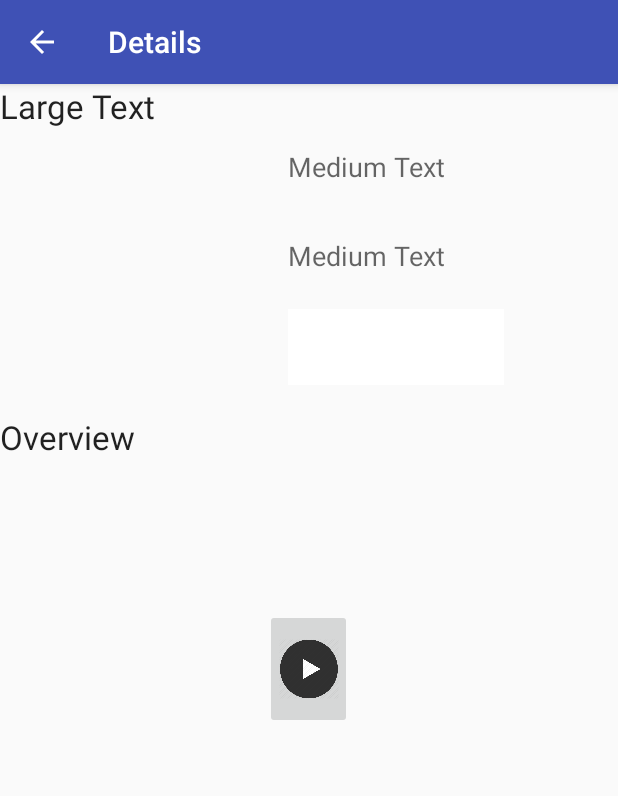
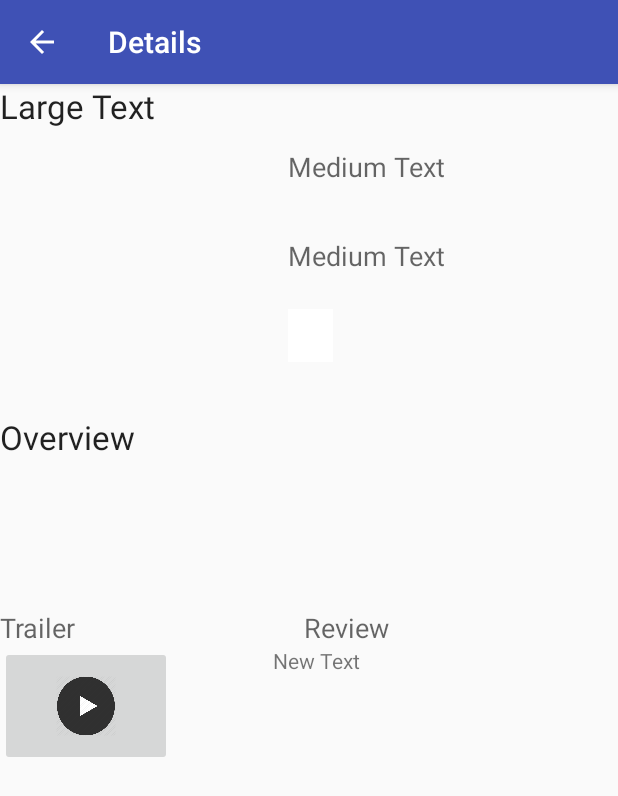
Before and after one commit to eriktx11/PopularMoviesOne, an Android app: the DetailFragment screen opened directly, with no data from a screen before it, on a phone screen of 412 x 824 dp. Shown: the top 796 px of the screen. Run offline under Robolectric (Android 15) with nearby library versions, the phone set to English and light mode, and no system bars; our stand-ins replace Picasso; pictures from the network do not load; 2 statements that could not run were skipped.

Commit message:
stable V

```diff
--- a/app/src/main/java/com/example/android/popularmoviesone/MovieAdapter.java
+++ b/app/src/main/java/com/example/android/popularmoviesone/MovieAdapter.java
@@ -25,7 +25,6 @@ import java.util.ArrayList;
  * Created by erikllerena on 5/6/16.
  */
 public class MovieAdapter extends CursorAdapter{
-        //ArrayAdapter<GridItem> {
 
     private static final int VIEW_TYPE_COUNT = 2;
     private static final int VIEW_TYPE_TODAY = 0;
@@ -40,12 +39,10 @@ public class MovieAdapter extends CursorAdapter{
 
 
     private int layoutResourceId;
-    private ArrayList<GridItem> mGridData = new ArrayList<GridItem>();
+    //private ArrayList<GridItem> mGridData = new ArrayList<GridItem>();
 
 
     public MovieAdapter (Context contex, Cursor c, int flags){
-
-
         super(contex, c, flags);
     }
 
--- a/app/src/main/java/com/example/android/popularmoviesone/data/MovieProvider.java
+++ b/app/src/main/java/com/example/android/popularmoviesone/data/MovieProvider.java
@@ -242,7 +242,7 @@ public class MovieProvider extends ContentProvider {
                 rowsUpdated = db.update(MovieContract.TheMovieList.TABLE_NAME, values, selection,
                         selectionArgs);
                 break;
-            case TRAILERS_REVIEWS:
+            case MOVIE_TRAILERS: //TRAILERS_REVIEWS:
                 rowsUpdated = db.update(MovieContract.TheMovieExtras.TABLE_NAME, values, selection,
                         selectionArgs);
                 break;
--- a/app/src/main/java/com/example/android/popularmoviesone/interfaces/PosterExtrasAPI.java
+++ b/app/src/main/java/com/example/android/popularmoviesone/interfaces/PosterExtrasAPI.java
@@ -1,7 +1,9 @@
 package com.example.android.popularmoviesone.interfaces;
 
 import com.example.android.popularmoviesone.BuildConfig;
+import com.example.android.popularmoviesone.models.ModelReviewList;
 import com.example.android.popularmoviesone.models.ModelTrailerList;
+import com.example.android.popularmoviesone.models.ReviewList;
 import com.example.android.popularmoviesone.models.TrailerList;
 
 import retrofit2.Call;
@@ -20,7 +22,7 @@ public interface PosterExtrasAPI {
     Call<ModelTrailerList> getTrailerList(@Path("id") String movieId, @Query("api_key") String API_KEY);
     //Call<TrailerList> getTrailerList(@Query("id") String movieId, @Query("api_key") String API_KEY);
 
-//    @GET("movie/?/reviews")
-//    Call <ReviewList> getReviewList(@Query("id") String movieId, @Query("api_key") String API_KEY);
+    @GET("movie/{id}/reviews")
+    Call <ModelReviewList> getReviewList(@Path("id") String movieId, @Query("api_key") String API_KEY);
 
 }
--- a/app/src/main/java/com/example/android/popularmoviesone/sync/MovieSyncService.java
+++ b/app/src/main/java/com/example/android/popularmoviesone/sync/MovieSyncService.java
@@ -15,7 +15,7 @@ public class MovieSyncService extends Service {
 
     @Override
     public void onCreate() {
-        Log.d("SunshineSyncService", "onCreate - SunshineSyncService");
+        Log.d("MovieSyncService", "onCreate - MovieSyncService");
         synchronized (sSyncAdapterLock) {
             if (MovieSyncAdapter == null) {
                 MovieSyncAdapter = new MovieSyncAdapter(getApplicationContext(), true);
--- a/app/src/main/res/layout/movie_detail_fragment.xml
+++ b/app/src/main/res/layout/movie_detail_fragment.xml
@@ -68,8 +68,8 @@
                     android:layout_gravity="center_vertical" />
 
                 <ImageButton
-                    android:layout_width="wrap_content"
-                    android:layout_height="wrap_content"
+                    android:layout_width="30dp"
+                    android:layout_height="35dp"
                     android:id="@+id/favbtn"
                     android:src="@drawable/fav_off" />
 
@@ -115,18 +115,54 @@
                 android:layout_weight="2" />
         </LinearLayout>
 
-        <VideoView
+        <LinearLayout
+            android:orientation="horizontal"
             android:layout_width="fill_parent"
-            android:layout_height="0dp"
-            android:id="@+id/videoView"
-            android:layout_weight="2" />
+            android:layout_height="wrap_content">
 
-        <ImageButton
-            android:layout_width="58dp"
-            android:layout_height="80dp"
-            android:id="@+id/playbtn"
-            android:layout_gravity="center_horizontal"
-            android:src="@drawable/play" />
+            <TextView
+                android:layout_width="wrap_content"
+                android:layout_height="wrap_content"
+                android:textAppearance="?android:attr/textAppearanceMedium"
+                android:text="Trailer"
+                android:id="@+id/TitleTrailerId"
+                android:layout_weight="2" />
+
+            <TextView
+                android:layout_width="wrap_content"
+                android:layout_height="wrap_content"
+                android:textAppearance="?android:attr/textAppearanceMedium"
+                android:text="Review"
+                android:id="@+id/reviewTitleId"
+                android:layout_weight="2" />
+        </LinearLayout>
+
+        <LinearLayout
+            android:orientation="horizontal"
+            android:layout_width="fill_parent"
+            android:layout_height="wrap_content">
+
+            <ImageButton
+                android:layout_width="58dp"
+                android:layout_height="80dp"
+                android:id="@+id/playbtn"
+                android:layout_gravity="left"
+                android:src="@drawable/play"
+                android:layout_weight="2" />
+
+            <LinearLayout
+                android:orientation="vertical"
+                android:layout_width="10dp"
+                android:layout_height="wrap_content"
+                android:layout_weight="2"></LinearLayout>
+
+            <TextView
+                android:layout_width="wrap_content"
+                android:layout_height="wrap_content"
+                android:text="New Text"
+                android:id="@+id/reviewId"
+                android:layout_weight="6" />
+        </LinearLayout>
 
     </LinearLayout>
 
```
Also changed, not shown: app/src/main/java/com/example/android/popularmoviesone/DetailFragment.java (+150 -102 lines), app/src/main/java/com/example/android/popularmoviesone/ForecastFragment.java (+1 -11 lines), app/src/main/java/com/example/android/popularmoviesone/SettingsActivity.java (+1 -6 lines), app/src/main/java/com/example/android/popularmoviesone/models/ModelReviewList.java (added, +29 -0 lines), app/src/main/java/com/example/android/popularmoviesone/models/ReviewList.java (added, +27 -0 lines), app/src/main/java/com/example/android/popularmoviesone/sync/MovieSyncAdapter.java (+0 -10 lines), app/src/main/java/com/example/android/popularmoviesone/sync/PosterSyncAdapter.java (deleted, +0 -249 lines), app/src/main/res/layout-land/movie_detail_info.xml (+25 -1 lines), app/src/main/res/layout/movie_detail_info.xml (+30 -15 lines).
